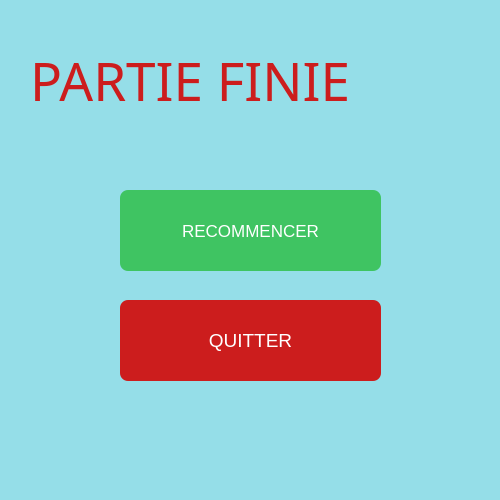
Qt form Arkanoid/fenetrefinpartie.ui (Milieuuh/Arkanoid) before a commit.
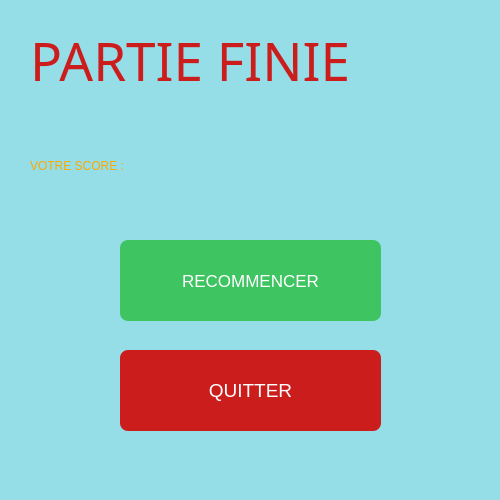
The same form after that commit.

Commit message: affichage score fenetreFinPartie

Patch:
```diff
--- a/Arkanoid/fenetrefinpartie.ui
+++ b/Arkanoid/fenetrefinpartie.ui
@@ -32,7 +32,7 @@
    <property name="geometry">
     <rect>
      <x>30</x>
-     <y>30</y>
+     <y>10</y>
      <width>421</width>
      <height>101</height>
     </rect>
@@ -58,7 +58,7 @@
    <property name="geometry">
     <rect>
      <x>120</x>
-     <y>190</y>
+     <y>240</y>
      <width>261</width>
      <height>81</height>
     </rect>
@@ -82,7 +82,7 @@
    <property name="geometry">
     <rect>
      <x>120</x>
-     <y>300</y>
+     <y>350</y>
      <width>261</width>
      <height>81</height>
     </rect>
@@ -102,6 +102,23 @@
     <string>QUITTER</string>
    </property>
   </widget>
+  <widget class="QLabel" name="l_score">
+   <property name="geometry">
+    <rect>
+     <x>30</x>
+     <y>130</y>
+     <width>441</width>
+     <height>71</height>
+    </rect>
+   </property>
+   <property name="styleSheet">
+    <string notr="true">font: 40pt bold &quot;Calibri&quot;;
+color:rgb(252, 168, 0)</string>
+   </property>
+   <property name="text">
+    <string>VOTRE SCORE : </string>
+   </property>
+  </widget>
  </widget>
  <resources/>
  <connections>
```
The commit also changes 5 other files.
